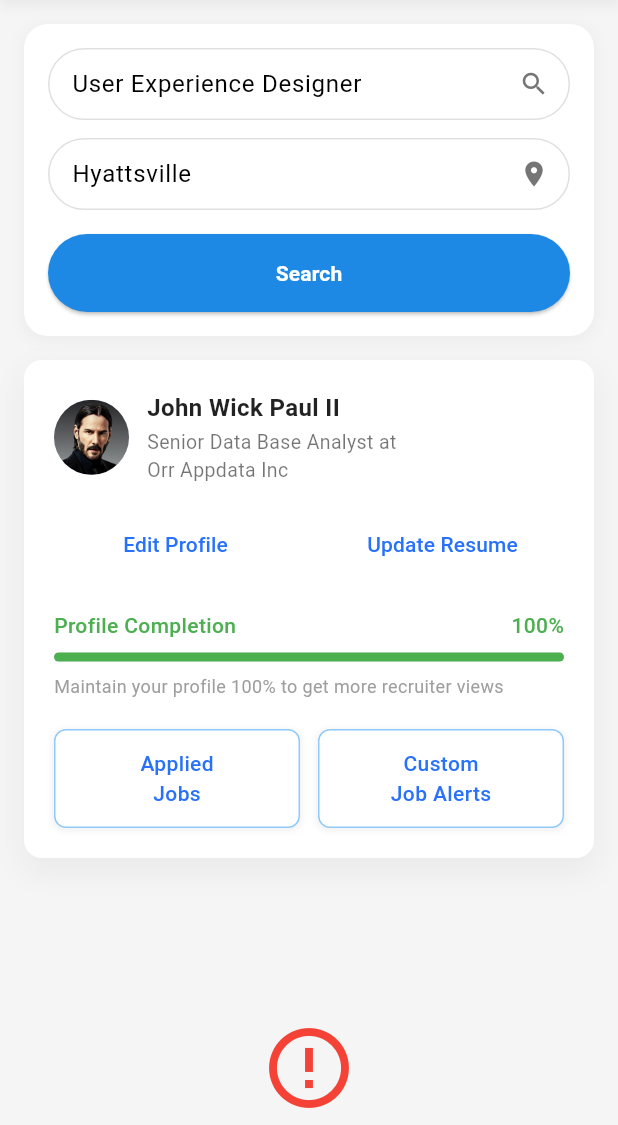
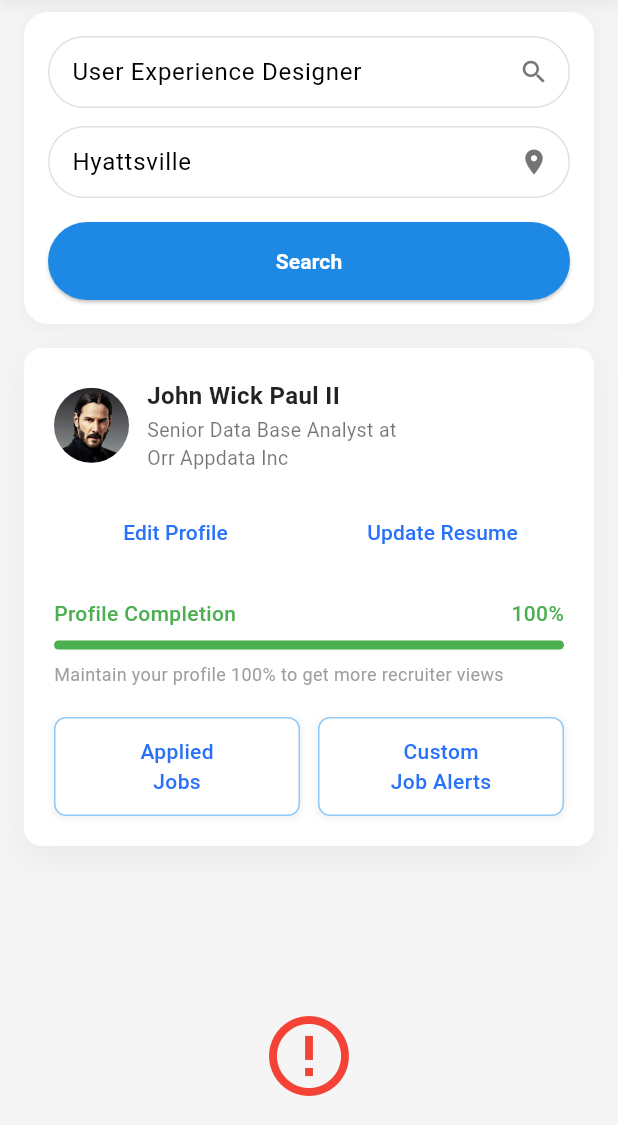
Before and after one commit to fouzzann/Get-Job-Web, a Flutter app: the screen it shows after launch, on a phone screen of 412 x 824 dp, the part 111-1236 px from its top. Run offline on Flutter 3.47's test engine with Material 3 defaults, Android fonts, the light colour scheme and no system bars; our stand-ins replace get; network calls fail.

Commit message:
removed the commended condes

```diff
--- a/lib/widgets/post_screen/mobile_layout_widgets.dart
+++ b/lib/widgets/post_screen/mobile_layout_widgets.dart
@@ -4,6 +4,7 @@ import 'package:job_search_web/widgets/post_screen/post_content_widgets.dart';
 import 'package:job_search_web/widgets/post_screen/search_sessions.dart';
 import 'package:job_search_web/widgets/post_screen/side_bar_widgets.dart';
 import 'package:provider/provider.dart';
+
 class MobileLayoutWidget extends StatelessWidget {
   const MobileLayoutWidget({Key? key}) : super(key: key);
 
@@ -12,9 +13,14 @@ class MobileLayoutWidget extends StatelessWidget {
     return SingleChildScrollView(
       child: Column(
         children: [
-          // Search Section - Top priority on mobile
+          // Search Section - Reduced top padding for closer placement to app bar
           Padding(
-            padding: const EdgeInsets.all(16),
+            padding: const EdgeInsets.only(
+              left: 16,
+              right: 16,
+              top: 8,  // Reduced from 16 to 8
+              bottom: 16,
+            ),
             child: SearchSection(
               onSearch: (userId, postId) {
                 // Trigger search in PostProvider
```
Also changed, not shown: lib/widgets/post_screen/desktop_layout_widgets.dart (+1 -10 lines), lib/widgets/post_screen/search_sessions.dart (+0 -154 lines).
